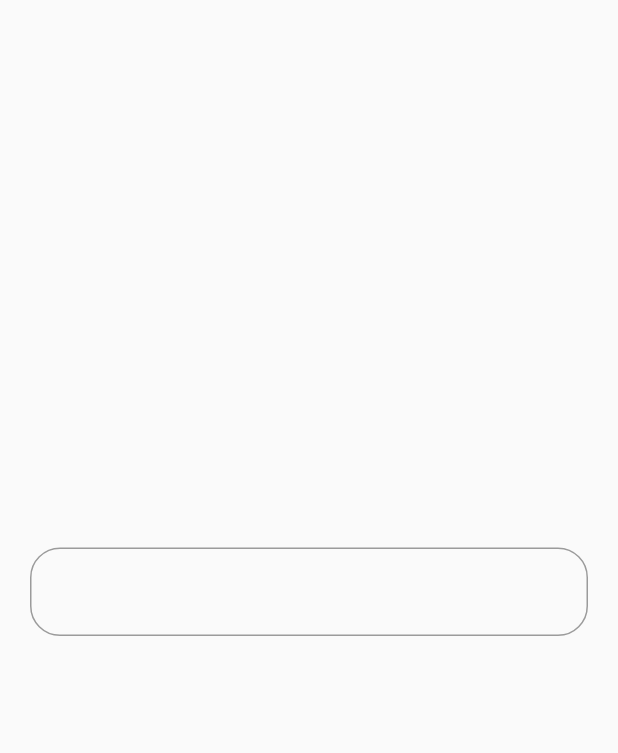
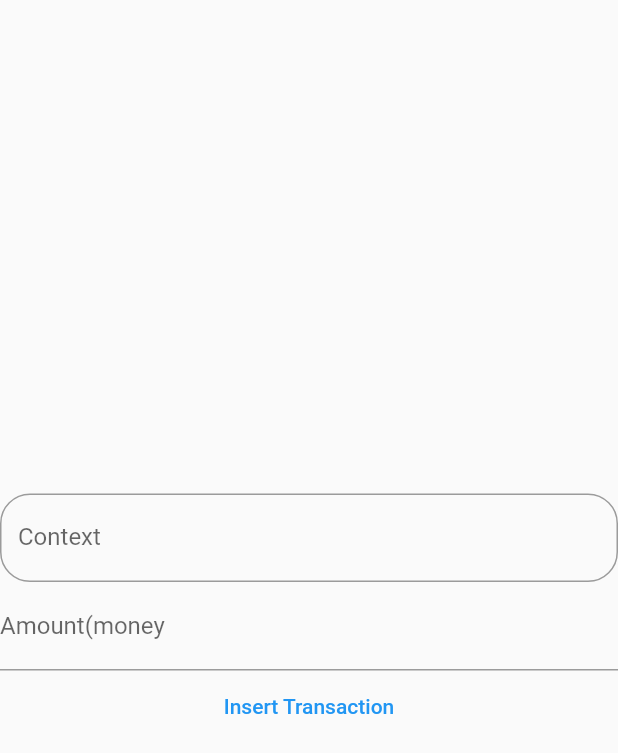
Before and after one commit to tuyenngo1999/Learn_Flutter, a Flutter app: the screen it shows after launch, on a phone screen of 412 x 824 dp. Shown: the top 753 px of the screen. Run offline on Flutter 3.47's test engine with Material 2 defaults, Android fonts, the phone set to English and light mode, and no system bars.

Commit message:
textField

```diff
--- a/wordle_game/lib/MyApp02.dart
+++ b/wordle_game/lib/MyApp02.dart
@@ -1,81 +1,68 @@
 import 'package:flutter/material.dart';
+import 'package:intl/intl.dart';
 
-class MyApp02 extends StatefulWidget
-{
+class MyApp02 extends StatefulWidget {
   @override
   State<StatefulWidget> createState() {
     // TODO: implement createState
     return _MyAppState();
   }
 }
-class _MyAppState extends State<MyApp02> with WidgetsBindingObserver{
-  String _email = "";
-  final emailEditingController = TextEditingController();
 
-  @override
-  void initState() {
-    // TODO: implement initState
-    super.initState();
-    WidgetsBinding.instance.addObserver(this);
-    print('Run initstate');
-  }
-
-  @override
-  void dispose() {
-    // TODO: implement dispose
-    emailEditingController.dispose();
-    WidgetsBinding.instance.removeObserver(this);
-    print('Run dispose');
-  }
-
-  @override
-  void didChangeAppLifecycleState(AppLifecycleState state) {
-    // TODO: implement didChangeAppLifecycleState
-    super.didChangeAppLifecycleState(state);
-    if (state == AppLifecycleState.paused) {
-      print('background mode');
-    } else if (state == AppLifecycleState.resumed) {
-      print('foreground mode');
-    }
-  }
-
+class _MyAppState extends State<MyApp02> with WidgetsBindingObserver {
   @override
   Widget build(BuildContext context) {
     print('Run build');
+    final contextEdittingController = TextEditingController();
+    String context = "";
+    final amountEdittingController = TextEditingController();
+    int amount = 0;
+    //final GlobalKey<ScaffoldState> _scaffoldKey = new GlobalKey<ScaffoldState>()'';
     return MaterialApp(
-      title:'this is statefullWidget',
-      home:Scaffold(
+      title: 'this is statefullWidget',
+      home: Scaffold(
         body: Center(
           child: Column(
             mainAxisAlignment: MainAxisAlignment.center,
             children: <Widget>[
-              Container(
-                padding: EdgeInsets.symmetric(horizontal: 20,vertical: 20),
-                child: TextField(
-                  controller: emailEditingController,
+              TextField(
+                controller: contextEdittingController,
                 onChanged: (text){
                   setState(() {
-                      _email = text;
+                    context = text;
                   });
                 },
                 decoration: const InputDecoration(
+                  labelText: 'Context',
                   border: OutlineInputBorder(
-                      borderRadius: BorderRadius.all(
-                        Radius.circular(20)
+                    borderRadius: BorderRadius.all(Radius.circular(20)),
                   )
+                ),
+
+              ),
+              TextField(
+                decoration: InputDecoration(labelText: 'Amount(money'),
+                controller: amountEdittingController,
+                onChanged: (text){
+                  setState(() {
+                    amount = int.tryParse(text) ?? 0;
+                  });
+                },
+              ),
+              TextButton(
+                  child: Text('Insert Transaction'),
+                  style: TextButton.styleFrom(
+                    primary: Colors.blue,
+                    onSurface: Colors.red,
+                  ),
+                  onPressed: () {
+                     print('Context : $context , amount : $amount');
+                  }
               )
+            ],
           ),
         ),
       ),
-              Text(
-                _email,
-                style: const TextStyle(fontSize: 30,color: Colors.blueAccent),
-              ),
-            ],
-          ),
-        ),
-      )
-
     );
   }
 }
--- a/wordle_game/pubspec.yaml
+++ b/wordle_game/pubspec.yaml
@@ -31,15 +31,15 @@ dependencies:
   flutter:
     sdk: flutter
 
-
   # The following adds the Cupertino Icons font to your application.
   # Use with the CupertinoIcons class for iOS style icons.
   cupertino_icons: ^1.0.2
+  intl: ^0.18.0
 
 dev_dependencies:
   flutter_test:
     sdk: flutter
-
+  intl: ^0.18.0
   # The "flutter_lints" package below contains a set of recommended lints to
   # encourage good coding practices. The lint set provided by the package is
   # activated in the `analysis_options.yaml` file located at the root of your
```
Also changed, not shown: wordle_game/pubspec.lock. Lines whose indentation alone changed are shown as unchanged.
